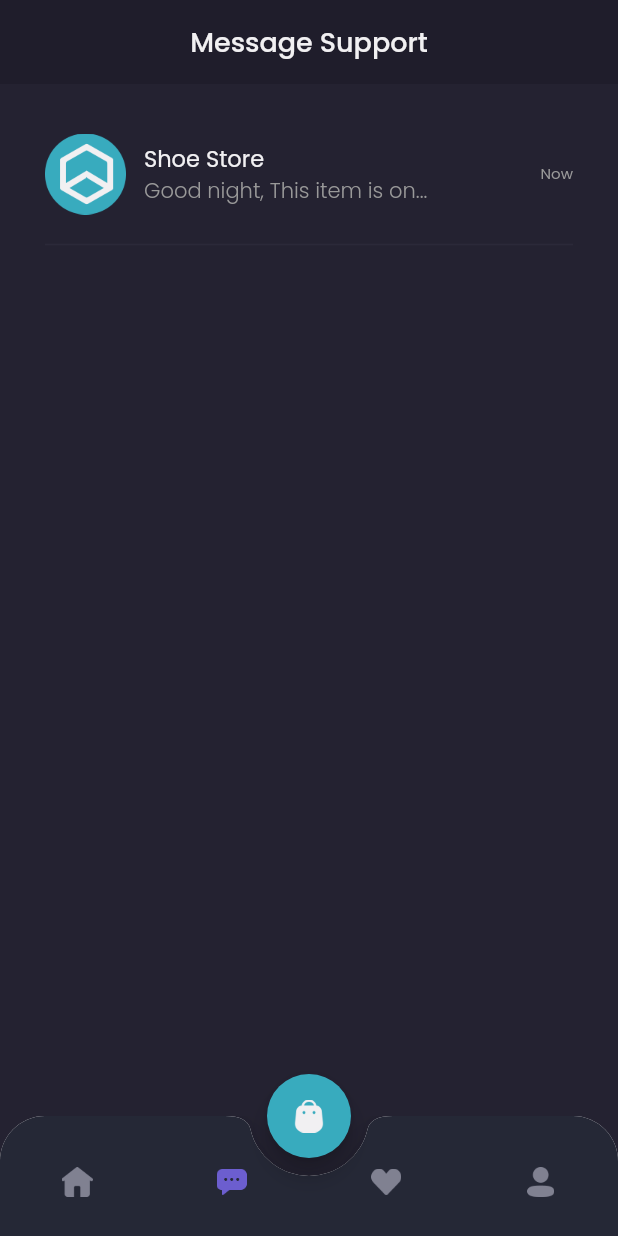
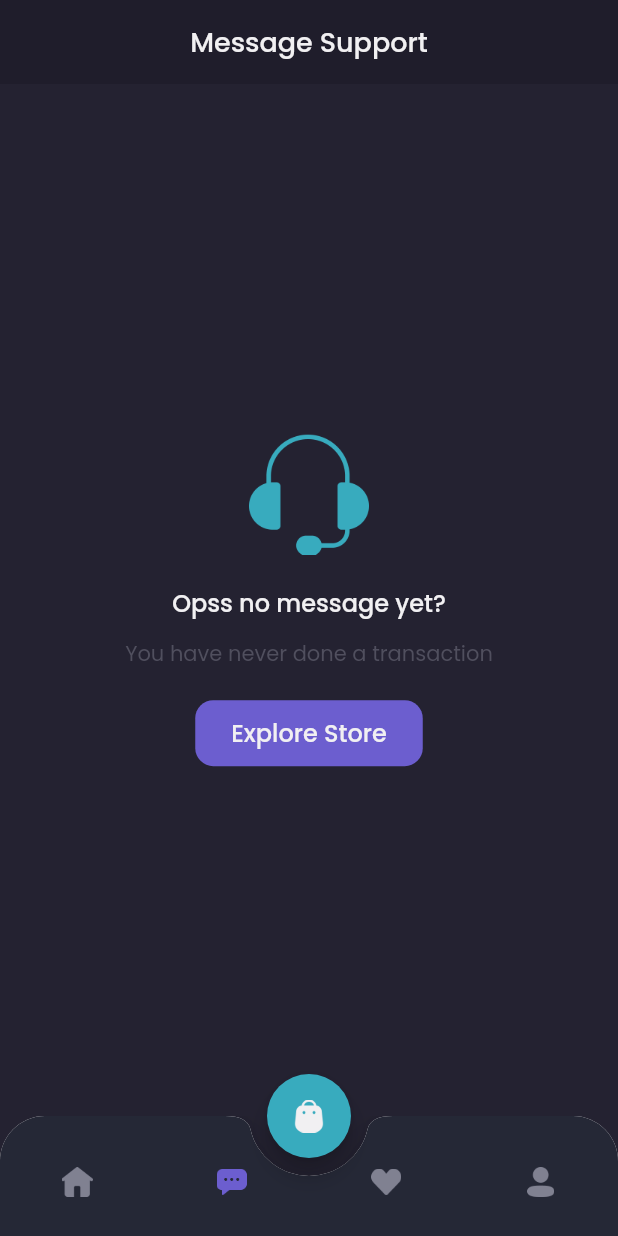
Before and after one commit to dzikrymh/flutter-shamo-app, a Flutter app: the MainPage screen opened by its route, item 2 of the bottom bar chosen, on a phone screen of 412 x 824 dp. Run offline on Flutter 3.47's test engine with Material 2 defaults, Android fonts, the phone set to English and light mode, and no system bars; our stand-ins replace cloud_firestore, firebase_core, google_fonts; missing offline and left inert: dart:js; accounts and stored records are empty; network calls fail.

Commit message:
add feature chat product

```diff
--- a/lib/main.dart
+++ b/lib/main.dart
@@ -12,6 +12,7 @@ import 'package:shamo/pages/sign_up_page.dart';
 import 'package:shamo/pages/splash_page.dart';
 import 'package:shamo/providers/auth_provider.dart';
 import 'package:shamo/providers/cart_provider.dart';
+import 'package:shamo/providers/page_provider.dart';
 import 'package:shamo/providers/product_provider.dart';
 import 'package:shamo/providers/transaction_provider.dart';
 import 'package:shamo/providers/wishlist_provider.dart';
@@ -42,6 +43,9 @@ class MyApp extends StatelessWidget {
         ChangeNotifierProvider(
           create: (context) => TransactionProvider(),
         ),
+        ChangeNotifierProvider(
+          create: (context) => PageProvider(),
+        ),
       ],
       child: MaterialApp(
         debugShowCheckedModeBanner: false,
@@ -50,7 +54,6 @@ class MyApp extends StatelessWidget {
           '/sign-in': (context) => SignInPage(),
           '/sign-up': (context) => SignUpPage(),
           '/home': (context) => MainPage(),
-          '/detail-chat': (context) => DetailChatPage(),
           '/edit-profile': (context) => EditProfilePage(),
           '/cart': (context) => CartPage(),
           '/checkout': (context) => CheckoutPage(),
--- /dev/null
+++ b/lib/models/message_model.dart
@@ -0,0 +1,49 @@
+import 'package:shamo/models/product_model.dart';
+
+class MessageModel {
+  String message;
+  int userId;
+  String userName;
+  String userImage;
+  bool isFromUser;
+  ProductModel product;
+  DateTime createAt;
+  DateTime updateAt;
+
+  MessageModel({
+    this.message,
+    this.userId,
+    this.userName,
+    this.userImage,
+    this.isFromUser,
+    this.product,
+    this.createAt,
+    this.updateAt,
+  });
+
+  MessageModel.fromJson(Map<String, dynamic> json) {
+    message = json['message'];
+    userId = json['userId'];
+    userName = json['userName'];
+    userImage = json['userImage'];
+    isFromUser = json['isFromUser'];
+    product = json['product'].isEmpty
+        ? UninitializedProductModel()
+        : ProductModel.fromJson(json['product']);
+    createAt = DateTime.parse(json['createAt']);
+    updateAt = DateTime.parse(json['updateAt']);
+  }
+
+  Map<String, dynamic> toJson() {
+    return {
+      'message': message,
+      'userId': userId,
+      'userName': userName,
+      'userImage': userImage,
+      'isFromUser': isFromUser,
+      'product': product is UninitializedProductModel ? {} : product.toJson(),
+      'createAt': createAt.toString(),
+      'updateAt': updateAt.toString(),
+    };
+  }
+}
--- a/lib/models/product_model.dart
+++ b/lib/models/product_model.dart
@@ -49,8 +49,10 @@ class ProductModel {
       'tags': tags,
       'category': category.toJson(),
       'galleries': galleries.map((gallery) => gallery.toJson()).toList(),
-      'createAt': createAt.toString(),
-      'updateAt': updateAt.toString(),
+      'create_at': createAt.toString(),
+      'update_at': updateAt.toString(),
     };
   }
 }
+
+class UninitializedProductModel extends ProductModel {}
--- a/lib/pages/home/chat_page.dart
+++ b/lib/pages/home/chat_page.dart
@@ -1,10 +1,18 @@
 import 'package:flutter/material.dart';
+import 'package:provider/provider.dart';
+import 'package:shamo/models/message_model.dart';
+import 'package:shamo/providers/auth_provider.dart';
+import 'package:shamo/providers/page_provider.dart';
+import 'package:shamo/services/message_service.dart';
 import 'package:shamo/theme.dart';
 import 'package:shamo/widgets/chat_tile.dart';
 
 class ChatPage extends StatelessWidget {
   @override
   Widget build(BuildContext context) {
+    AuthProvider authProvider = Provider.of<AuthProvider>(context);
+    PageProvider pageProvider = Provider.of<PageProvider>(context);
+
     Widget header() {
       return AppBar(
         backgroundColor: backgroundColor1,
@@ -59,7 +67,9 @@ class ChatPage extends StatelessWidget {
               Container(
                 height: 44,
                 child: TextButton(
-                    onPressed: () {},
+                    onPressed: () {
+                      pageProvider.currentIndex = 0;
+                    },
                     style: TextButton.styleFrom(
                       padding: EdgeInsets.symmetric(
                         horizontal: 24,
@@ -85,6 +95,15 @@ class ChatPage extends StatelessWidget {
     }
 
     Widget content() {
+      return StreamBuilder<List<MessageModel>>(
+          stream:
+              MessageService().getMessageByUserId(userId: authProvider.user.id),
+          builder: (context, snapshot) {
+            if (snapshot.hasData) {
+              if (snapshot.data.length == 0) {
+                return emptyView();
+              }
+
               return Expanded(
                 child: Container(
                   color: backgroundColor3,
@@ -94,11 +113,15 @@ class ChatPage extends StatelessWidget {
                       horizontal: defaultMargin,
                     ),
                     children: [
-              ChatTile(),
+                      ChatTile(snapshot.data[snapshot.data.length - 1]),
                     ],
                   ),
                 ),
               );
+            } else {
+              return emptyView();
+            }
+          });
     }
 
     return Column(
--- a/lib/pages/home/favorite_page.dart
+++ b/lib/pages/home/favorite_page.dart
@@ -1,5 +1,6 @@
 import 'package:flutter/material.dart';
 import 'package:provider/provider.dart';
+import 'package:shamo/providers/page_provider.dart';
 import 'package:shamo/providers/wishlist_provider.dart';
 import 'package:shamo/theme.dart';
 import 'package:shamo/widgets/wishlist_card.dart';
@@ -8,6 +9,7 @@ class FavoritePage extends StatelessWidget {
   @override
   Widget build(BuildContext context) {
     WishlistProvider wishlistProvider = Provider.of<WishlistProvider>(context);
+    PageProvider pageProvider = Provider.of<PageProvider>(context);
 
     Widget header() {
       return AppBar(
@@ -60,7 +62,9 @@ class FavoritePage extends StatelessWidget {
               Container(
                 height: 44,
                 child: TextButton(
-                  onPressed: () {},
+                  onPressed: () {
+                    pageProvider.currentIndex = 0;
+                  },
                   style: TextButton.styleFrom(
                     padding: EdgeInsets.symmetric(
                       horizontal: 24,
--- a/lib/pages/home/main_page.dart
+++ b/lib/pages/home/main_page.dart
@@ -1,8 +1,10 @@
 import 'package:flutter/material.dart';
+import 'package:provider/provider.dart';
 import 'package:shamo/pages/home/chat_page.dart';
 import 'package:shamo/pages/home/favorite_page.dart';
 import 'package:shamo/pages/home/home_page.dart';
 import 'package:shamo/pages/home/profile_page.dart';
+import 'package:shamo/providers/page_provider.dart';
 import 'package:shamo/theme.dart';
 
 class MainPage extends StatefulWidget {
@@ -11,10 +13,10 @@ class MainPage extends StatefulWidget {
 }
 
 class _MainPageState extends State<MainPage> {
-  int currentIndex = 0;
-
   @override
   Widget build(BuildContext context) {
+    PageProvider pageProvider = Provider.of<PageProvider>(context);
+
     Widget cartButton() {
       return FloatingActionButton(
         onPressed: () {
@@ -42,11 +44,9 @@ class _MainPageState extends State<MainPage> {
             showSelectedLabels: false,
             showUnselectedLabels: false,
             type: BottomNavigationBarType.fixed,
-            currentIndex: currentIndex,
+            currentIndex: pageProvider.currentIndex,
             onTap: (value) {
-              setState(() {
-                currentIndex = value;
-              });
+              pageProvider.currentIndex = value;
             },
             items: [
               BottomNavigationBarItem(
@@ -58,7 +58,9 @@ class _MainPageState extends State<MainPage> {
                   child: Image.asset(
                     'assets/icon_home.png',
                     width: 21,
-                    color: currentIndex == 0 ? primaryColor : deactiveColor,
+                    color: pageProvider.currentIndex == 0
+                        ? primaryColor
+                        : deactiveColor,
                   ),
                 ),
                 label: "Home",
@@ -72,7 +74,9 @@ class _MainPageState extends State<MainPage> {
                   child: Image.asset(
                     'assets/icon_chat.png',
                     width: 20,
-                    color: currentIndex == 1 ? primaryColor : deactiveColor,
+                    color: pageProvider.currentIndex == 1
+                        ? primaryColor
+                        : deactiveColor,
                   ),
                 ),
                 label: "Chat",
@@ -86,7 +90,9 @@ class _MainPageState extends State<MainPage> {
                   child: Image.asset(
                     'assets/icon_favorite.png',
                     width: 20,
-                    color: currentIndex == 2 ? primaryColor : deactiveColor,
+                    color: pageProvider.currentIndex == 2
+                        ? primaryColor
+                        : deactiveColor,
                   ),
                 ),
                 label: "Wishlist",
@@ -100,7 +106,9 @@ class _MainPageState extends State<MainPage> {
                   child: Image.asset(
                     'assets/icon_profile.png',
                     width: 18,
-                    color: currentIndex == 3 ? primaryColor : deactiveColor,
+                    color: pageProvider.currentIndex == 3
+                        ? primaryColor
+                        : deactiveColor,
                   ),
                 ),
                 label: "Profile",
@@ -112,7 +120,7 @@ class _MainPageState extends State<MainPage> {
     }
 
     Widget body() {
-      switch (currentIndex) {
+      switch (pageProvider.currentIndex) {
         case 0:
           return HomePage();
           break;
@@ -131,7 +139,8 @@ class _MainPageState extends State<MainPage> {
     }
 
     return Scaffold(
-      backgroundColor: currentIndex == 0 ? backgroundColor1 : backgroundColor3,
+      backgroundColor:
+          pageProvider.currentIndex == 0 ? backgroundColor1 : backgroundColor3,
       floatingActionButton: cartButton(),
       floatingActionButtonLocation: FloatingActionButtonLocation.centerDocked,
       bottomNavigationBar: customBottomNav(),
--- /dev/null
+++ b/lib/providers/page_provider.dart
@@ -0,0 +1,12 @@
+import 'package:flutter/material.dart';
+
+class PageProvider with ChangeNotifier {
+  int _currentIndex = 0;
+
+  int get currentIndex => _currentIndex;
+
+  set currentIndex(int index) {
+    _currentIndex = index;
+    notifyListeners();
+  }
+}
--- a/lib/widgets/chat_tile.dart
+++ b/lib/widgets/chat_tile.dart
@@ -1,12 +1,25 @@
 import 'package:flutter/material.dart';
+import 'package:shamo/models/message_model.dart';
+import 'package:shamo/models/product_model.dart';
+import 'package:shamo/pages/detail_chat_page.dart';
 import 'package:shamo/theme.dart';
 
 class ChatTile extends StatelessWidget {
+  final MessageModel message;
+  ChatTile(this.message);
+
   @override
   Widget build(BuildContext context) {
     return GestureDetector(
       onTap: () {
-        Navigator.pushNamed(context, '/detail-chat');
+        Navigator.push(
+          context,
+          MaterialPageRoute(
+            builder: (context) => DetailChatPage(
+              UninitializedProductModel(),
+            ),
+          ),
+        );
       },
       child: Container(
         margin: EdgeInsets.only(
@@ -34,7 +47,7 @@ class ChatTile extends StatelessWidget {
                         ),
                       ),
                       Text(
-                        "Good night, This item is on...",
+                        message.message,
                         style: secondaryTextStyle.copyWith(
                           fontWeight: light,
                         ),
```
Also changed, not shown: lib/pages/detail_chat_page.dart (+70 -19 lines), lib/pages/product_page.dart (+7 -1 lines), lib/services/message_service.dart (added, +54 -0 lines), lib/widgets/chat_bubble.dart (+8 -7 lines). Lines whose indentation alone changed are shown as unchanged.
